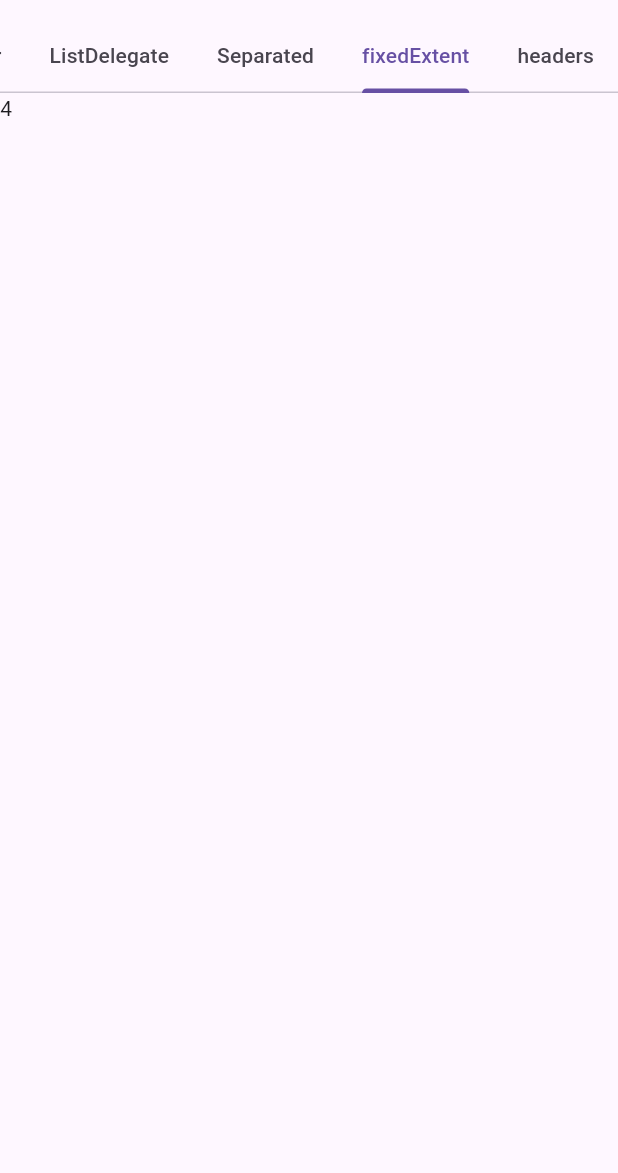
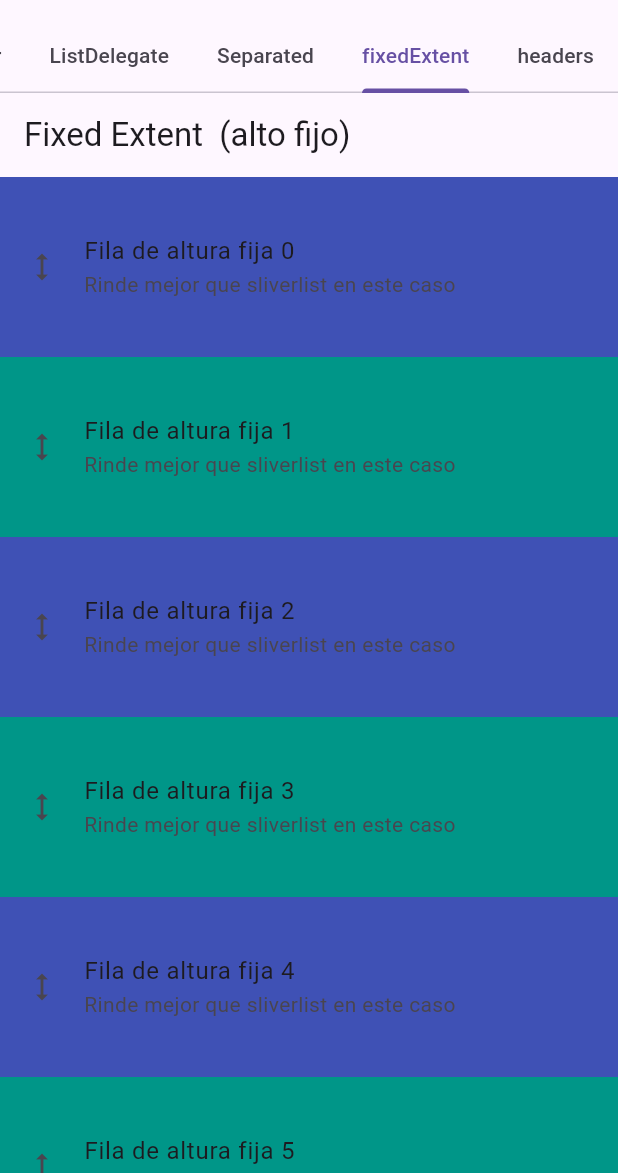
Before and after one commit to fr4nsgallegos/recetasappg13, a Flutter app: the screen it shows after launch, tab 4 chosen, on a phone screen of 412 x 824 dp, the part 63-1236 px from its top. Run offline on Flutter 3.47's test engine with Material 3 defaults, Android fonts, the phone set to English and light mode, and no system bars.

Commit message:
slvier con elementos de alto fijo

```diff
--- /dev/null
+++ b/lib/pages/sliver/sliver_fixed_extentlist_tab.dart
@@ -0,0 +1,30 @@
+import 'package:flutter/material.dart';
+
+class SliverFixedExtentlistTab extends StatelessWidget {
+  const SliverFixedExtentlistTab({super.key});
+
+  @override
+  Widget build(BuildContext context) {
+    return CustomScrollView(
+      slivers: [
+        SliverAppBar(pinned: true, title: Text("Fixed Extent  (alto fijo)")),
+        SliverFixedExtentList(
+          // itemextext : alto exacto de cada item -> optimiza el layout
+          itemExtent: 120,
+          delegate: SliverChildBuilderDelegate((context, index) {
+            return Container(
+              alignment: Alignment.center,
+              // Ya no es necesario colocar la altura, la pone el sliver
+              color: index.isEven ? Colors.indigo : Colors.teal,
+              child: ListTile(
+                leading: Icon(Icons.height),
+                title: Text("Fila de altura fija $index"),
+                subtitle: Text("Rinde mejor que sliverlist en este caso "),
+              ),
+            );
+          }, childCount: 60),
+        ),
+      ],
+    );
+  }
+}
--- a/lib/pages/sliver/sliver_page.dart
+++ b/lib/pages/sliver/sliver_page.dart
@@ -1,4 +1,5 @@
 import 'package:flutter/material.dart';
+import 'package:recetasappg13/pages/sliver/sliver_fixed_extentlist_tab.dart';
 import 'package:recetasappg13/pages/sliver/sliver_listbuilder_tab.dart';
 import 'package:recetasappg13/pages/sliver/sliver_listdelegate_tab.dart';
 import 'package:recetasappg13/pages/sliver/sliver_separated_tab.dart';
@@ -29,7 +30,7 @@ class SliverPage extends StatelessWidget {
             SliverListbuilderTab(),
             SliverListdelegateTab(),
             SliverSeparatedTab(),
-            Text("4"),
+            SliverFixedExtentlistTab(),
             Text("5"),
           ],
         ),
```
